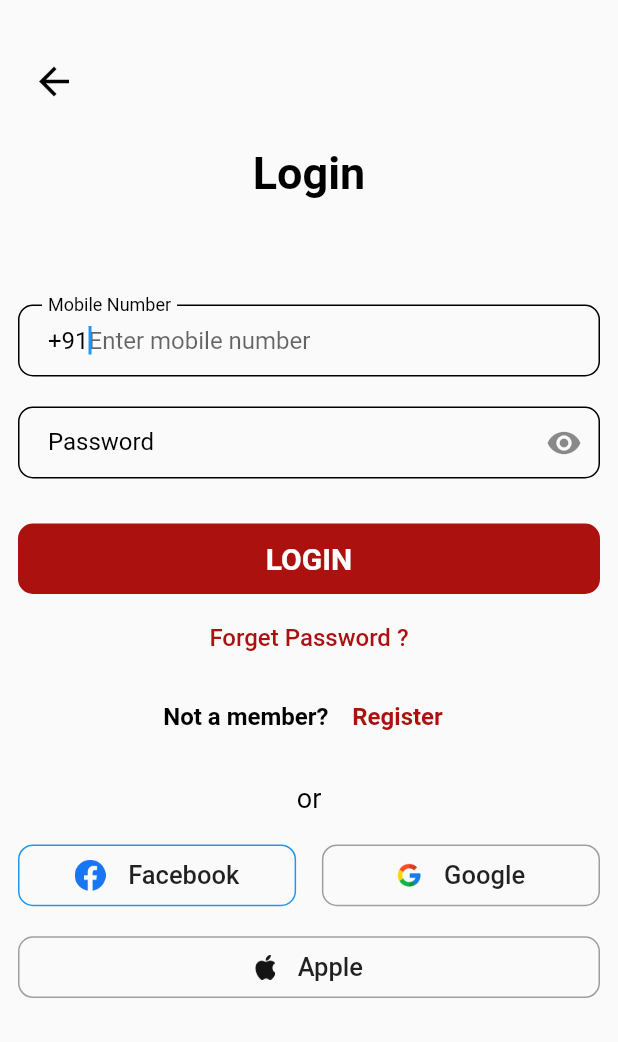
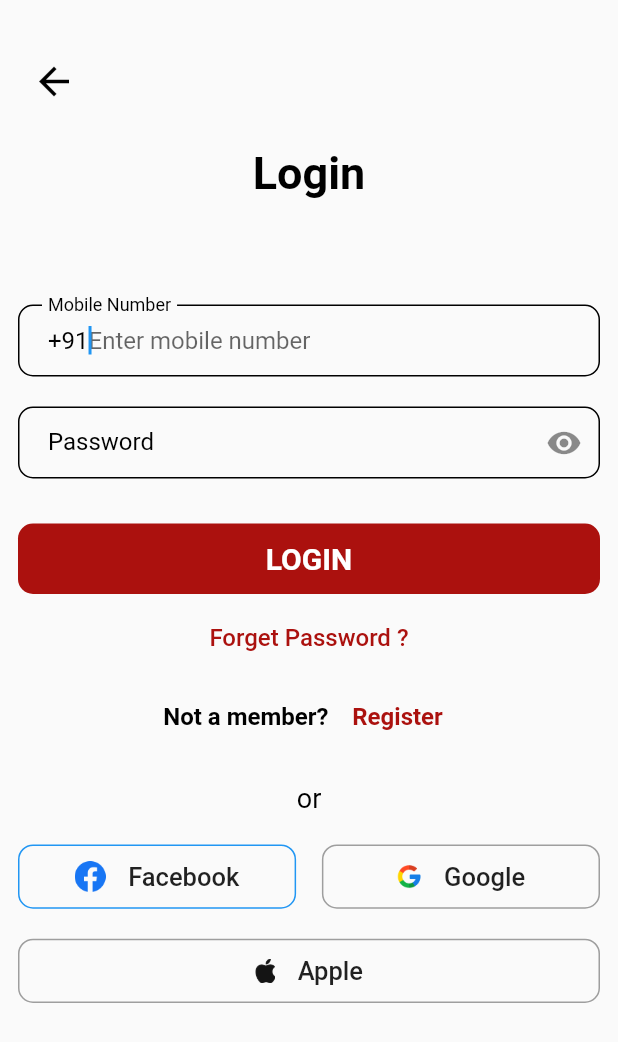
Before and after one commit to DhavalAjudiya/freefentsay, a Flutter app: the screen it shows after launch, after a tap on "Login", on a phone screen of 412 x 824 dp. Shown: the top 1042 px of the screen. Run offline on Flutter 3.47's test engine with Material 2 defaults, Android fonts, the phone set to English and light mode, and no system bars; our stand-ins replace velocity_x.

Commit message:
first commit

```diff
--- a/lib/screen/loginscreen.dart
+++ b/lib/screen/loginscreen.dart
@@ -76,9 +76,14 @@ class _LoginScreenState extends State<LoginScreen> {
                         labelText: "Mobile Number",
                         prefix: const Text(
                           "+91",
-                            style: TextStyle(color: Colors.black),
+                          style: TextStyle(
+                            color: Colors.black,
                           ),
-                          labelStyle: const TextStyle(color: Colors.black)),
+                        ),
+                        labelStyle: const TextStyle(
+                          color: Colors.black,
+                        ),
+                      ),
                       controller: phone,
                       textInputAction: TextInputAction.next,
                       autovalidateMode: AutovalidateMode.onUserInteraction,
@@ -219,7 +224,7 @@ class _LoginScreenState extends State<LoginScreen> {
                             });
                           },
                           child: Container(
-                            height: size.height * 0.05,
+                            height: size.height * 0.052,
                             width: size.width * 0.45,
                             decoration: BoxDecoration(
                               border: Border.all(
@@ -254,7 +259,7 @@ class _LoginScreenState extends State<LoginScreen> {
                             });
                           },
                           child: Container(
-                            height: size.height * 0.05,
+                            height: size.height * 0.052,
                             width: size.width * 0.45,
                             decoration: BoxDecoration(
                               border: Border.all(
@@ -288,7 +293,7 @@ class _LoginScreenState extends State<LoginScreen> {
                       height: 20,
                     ),
                     Container(
-                      height: size.height * 0.05,
+                      height: size.height * 0.052,
                       width: size.width * 1,
                       decoration: BoxDecoration(
                         border: Border.all(
```
Lines whose indentation alone changed are shown as unchanged.
